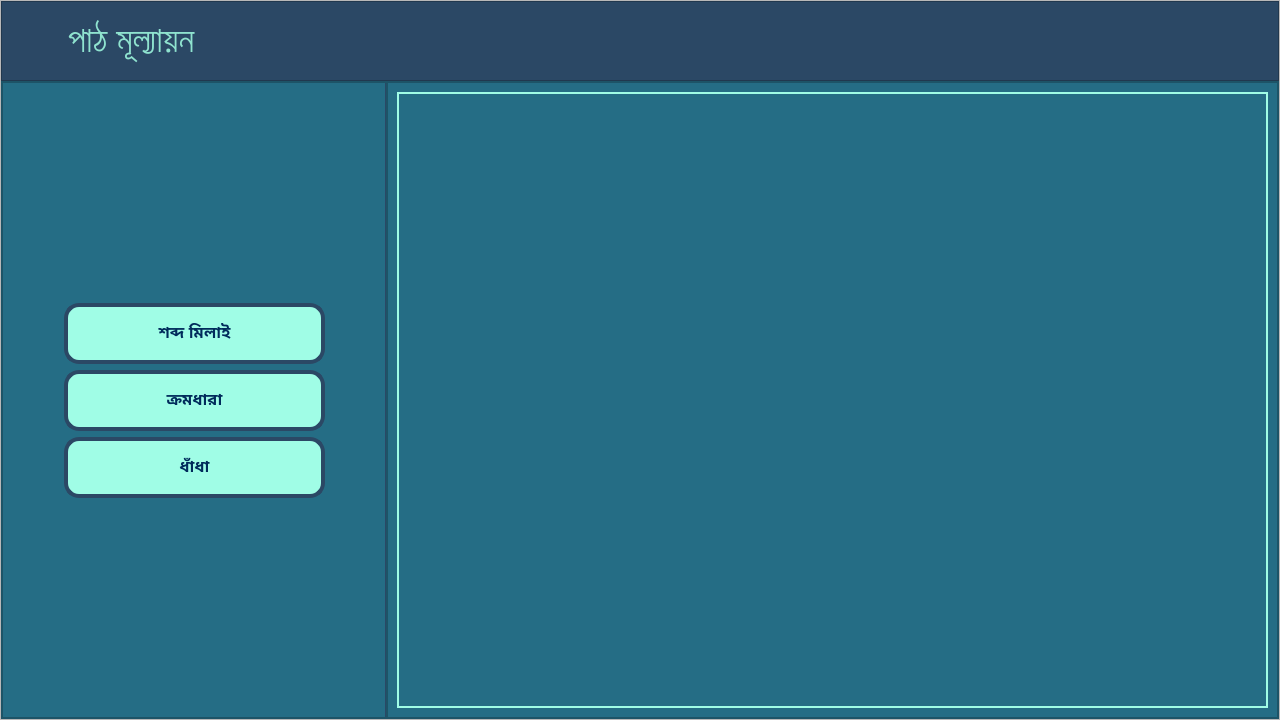
The window that EmPower/Teacher/Frontend/PyQt_UI/HomePage.ui (ahmedfahad04/SPL-2) describes before a commit, drawn with Qt 5.
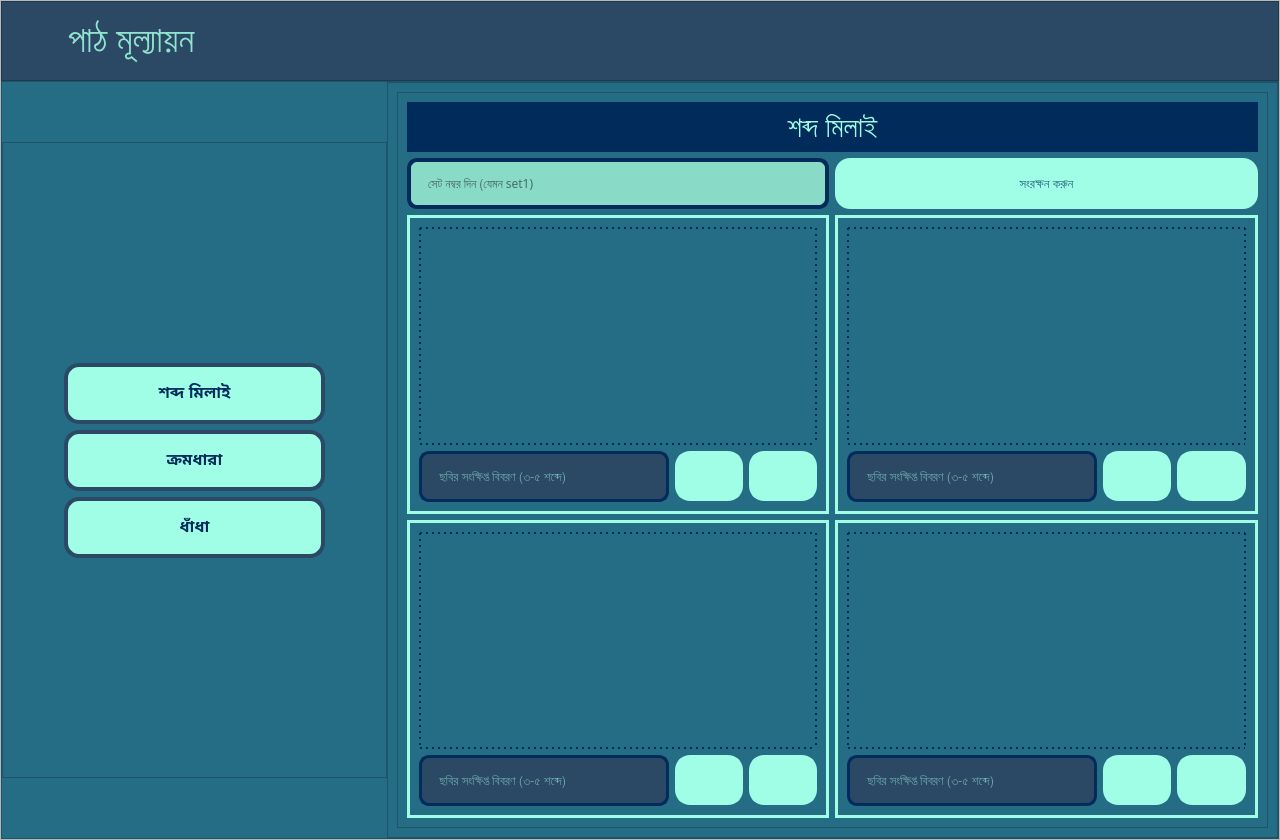
The same window after the commit. The open tabs and pages were chosen to show the change. Icons and pictures are not drawn.

Commit message: Evaluation Widget UI Done

Patch:
```diff
--- a/EmPower/Teacher/Frontend/PyQt_UI/HomePage.ui
+++ b/EmPower/Teacher/Frontend/PyQt_UI/HomePage.ui
@@ -7,7 +7,7 @@
     <x>0</x>
     <y>0</y>
     <width>1280</width>
-    <height>720</height>
+    <height>840</height>
    </rect>
   </property>
   <property name="minimumSize">
@@ -2025,7 +2025,7 @@
                  </size>
                 </property>
                 <property name="styleSheet">
-                 <string notr="true">border-right: 2px solid rgb(43, 72, 101);</string>
+                 <string notr="true"/>
                 </property>
                 <property name="frameShape">
                  <enum>QFrame::StyledPanel</enum>
@@ -2318,8 +2318,11 @@
                  <property name="bottomMargin">
                   <number>0</number>
                  </property>
-                 <item row="0" column="0">
+                 <item row="1" column="0">
                   <widget class="QStackedWidget" name="evalstackwidget">
+                   <property name="styleSheet">
+                    <string notr="true"/>
+                   </property>
                    <property name="currentIndex">
                     <number>0</number>
                    </property>
@@ -2527,7 +2530,7 @@
                      <item row="0" column="0">
                       <widget class="QFrame" name="puzzle_pic_frame">
                        <property name="styleSheet">
-                        <string notr="true">border: 2px solid rgb(160, 253, 230);</string>
+                        <string notr="true"/>
                        </property>
                        <property name="frameShape">
                         <enum>QFrame::StyledPanel</enum>
@@ -2535,6 +2538,777 @@
                        <property name="frameShadow">
                         <enum>QFrame::Raised</enum>
                        </property>
+                       <layout class="QGridLayout" name="gridLayout_22">
+                        <item row="0" column="0" colspan="2">
+                         <widget class="QLabel" name="label_10">
+                          <property name="minimumSize">
+                           <size>
+                            <width>0</width>
+                            <height>50</height>
+                           </size>
+                          </property>
+                          <property name="maximumSize">
+                           <size>
+                            <width>16777215</width>
+                            <height>50</height>
+                           </size>
+                          </property>
+                          <property name="font">
+                           <font>
+                            <pointsize>21</pointsize>
+                           </font>
+                          </property>
+                          <property name="styleSheet">
+                           <string notr="true">color: rgb(159, 251, 228);
+background-color: rgb(0, 43, 91);</string>
+                          </property>
+                          <property name="text">
+                           <string>শব্দ মিলাই</string>
+                          </property>
+                          <property name="alignment">
+                           <set>Qt::AlignCenter</set>
+                          </property>
+                         </widget>
+                        </item>
+                        <item row="1" column="0">
+                         <widget class="QLineEdit" name="task_matching_set_edit">
+                          <property name="minimumSize">
+                           <size>
+                            <width>326</width>
+                            <height>51</height>
+                           </size>
+                          </property>
+                          <property name="font">
+                           <font>
+                            <family>Hind Siliguri</family>
+                            <pointsize>9</pointsize>
+                            <weight>50</weight>
+                            <bold>false</bold>
+                           </font>
+                          </property>
+                          <property name="styleSheet">
+                           <string notr="true">background-color: rgb(137, 218, 199);
+border: 4px solid rgb(0, 43, 91);
+padding-left: 15px;
+border-radius: 10px;
+color: black;</string>
+                          </property>
+                          <property name="placeholderText">
+                           <string>সেট নম্বর দিন (যেমন set1)</string>
+                          </property>
+                         </widget>
+                        </item>
+                        <item row="1" column="1">
+                         <widget class="QPushButton" name="task_matching_save_set_btn">
+                          <property name="minimumSize">
+                           <size>
+                            <width>100</width>
+                            <height>51</height>
+                           </size>
+                          </property>
+                          <property name="font">
+                           <font>
+                            <family>Hind Siliguri Medium</family>
+                            <pointsize>10</pointsize>
+                            <weight>50</weight>
+                            <bold>false</bold>
+                           </font>
+                          </property>
+                          <property name="cursor">
+                           <cursorShape>PointingHandCursor</cursorShape>
+                          </property>
+                          <property name="styleSheet">
+                           <string notr="true">QPushButton {
+background-color: rgb(160, 253, 230);
+color:  #256D85 ;
+border-radius: 15px;
+}
+
+QPushButton::hover:!pressed {
+	
+	background-color: rgb(143, 227, 207);
+	color: #2B4865;
+
+}</string>
+                          </property>
+                          <property name="text">
+                           <string>সংরক্ষন করুন</string>
+                          </property>
+                         </widget>
+                        </item>
+                        <item row="2" column="0">
+                         <widget class="QFrame" name="frame_5">
+                          <property name="minimumSize">
+                           <size>
+                            <width>331</width>
+                            <height>280</height>
+                           </size>
+                          </property>
+                          <property name="maximumSize">
+                           <size>
+                            <width>16777215</width>
+                            <height>16777215</height>
+                           </size>
+                          </property>
+                          <property name="styleSheet">
+                           <string notr="true">border: 3px solid rgb(160, 253, 230);</string>
+                          </property>
+                          <property name="frameShape">
+                           <enum>QFrame::StyledPanel</enum>
+                          </property>
+                          <property name="frameShadow">
+                           <enum>QFrame::Raised</enum>
+                          </property>
+                          <layout class="QGridLayout" name="gridLayout_18">
+                           <item row="1" column="1">
+                            <widget class="QPushButton" name="task_matching_img_save_btn_1">
+                             <property name="minimumSize">
+                              <size>
+                               <width>50</width>
+                               <height>50</height>
+                              </size>
+                             </property>
+                             <property name="font">
+                              <font>
+                               <pointsize>18</pointsize>
+                               <weight>75</weight>
+                               <bold>true</bold>
+                              </font>
+                             </property>
+                             <property name="cursor">
+                              <cursorShape>PointingHandCursor</cursorShape>
+                             </property>
+                             <property name="styleSheet">
+                              <string notr="true">QPushButton {
+background-color: rgb(160, 253, 230);
+color:  #256D85 ;
+border-radius: 15px;
+}
+
+QPushButton::hover:!pressed {
+	
+	background-color: rgb(143, 227, 207);
+	color: #2B4865;
+
+}</string>
+                             </property>
+                             <property name="text">
+                              <string/>
+                             </property>
+                             <property name="icon">
+                              <iconset>
+                               <normaloff>../Images/add_image_2.png</normaloff>../Images/add_image_2.png</iconset>
+                             </property>
+                             <property name="iconSize">
+                              <size>
+                               <width>40</width>
+                               <height>30</height>
+                              </size>
+                             </property>
+                            </widget>
+                           </item>
+                           <item row="1" column="0">
+                            <widget class="QLineEdit" name="task_matching_img_desc_edit_1">
+                             <property name="minimumSize">
+                              <size>
+                               <width>250</width>
+                               <height>51</height>
+                              </size>
+                             </property>
+                             <property name="font">
+                              <font>
+                               <family>Hind Siliguri Medium</family>
+                               <pointsize>10</pointsize>
+                              </font>
+                             </property>
+                             <property name="styleSheet">
+                              <string notr="true">background-color:  rgb(43, 72, 101);
+border: 3px solid rgb(0, 43, 91);
+padding-left: 15px;
+border-radius: 10px;
+color: rgb(160, 253, 230);</string>
+                             </property>
+                             <property name="placeholderText">
+                              <string>ছবির সংক্ষিপ্ত বিবরণ (৩-৫ শব্দে)</string>
+                             </property>
+                            </widget>
+                           </item>
+                           <item row="1" column="2">
+                            <widget class="QPushButton" name="task_matching_img_done_btn_1">
+                             <property name="minimumSize">
+                              <size>
+                               <width>50</width>
+                               <height>50</height>
+                              </size>
+                             </property>
+                             <property name="font">
+                              <font>
+                               <pointsize>18</pointsize>
+                               <weight>75</weight>
+                               <bold>true</bold>
+                              </font>
+                             </property>
+                             <property name="cursor">
+                              <cursorShape>PointingHandCursor</cursorShape>
+                             </property>
+                             <property name="styleSheet">
+                              <string notr="true">QPushButton {
+background-color: rgb(160, 253, 230);
+color:  #256D85 ;
+border-radius: 15px;
+}
+
+QPushButton::hover:!pressed {
+	
+	background-color: rgb(143, 227, 207);
+	color: #2B4865;
+
+}</string>
+                             </property>
+                             <property name="text">
+                              <string/>
+                             </property>
+                             <property name="icon">
+                              <iconset>
+                               <normaloff>../Images/done.png</normaloff>../Images/done.png</iconset>
+                             </property>
+                            </widget>
+                           </item>
+                           <item row="0" column="0" colspan="3">
+                            <widget class="QLabel" name="task_matching_img_view_lbl_1">
+                             <property name="minimumSize">
+                              <size>
+                               <width>301</width>
+                               <height>200</height>
+                              </size>
+                             </property>
+                             <property name="font">
+                              <font>
+                               <pointsize>22</pointsize>
+                              </font>
+                             </property>
+                             <property name="styleSheet">
+                              <string notr="true">border: 2px dotted rgb(0, 43, 91);</string>
+                             </property>
+                             <property name="text">
+                              <string/>
+                             </property>
+                             <property name="pixmap">
+                              <pixmap>../Images/image_template.png</pixmap>
+                             </property>
+                             <property name="alignment">
+                              <set>Qt::AlignCenter</set>
+                             </property>
+                            </widget>
+                           </item>
+                          </layout>
+                         </widget>
+                        </item>
+                        <item row="2" column="1">
+                         <widget class="QFrame" name="frame_6">
+                          <property name="minimumSize">
+                           <size>
+                            <width>331</width>
+                            <height>280</height>
+                           </size>
+                          </property>
+                          <property name="maximumSize">
+                           <size>
+                            <width>16777215</width>
+                            <height>16777215</height>
+                           </size>
+                          </property>
+                          <property name="styleSheet">
+                           <string notr="true">border: 3px solid rgb(160, 253, 230);</string>
+                          </property>
+                          <property name="frameShape">
+                           <enum>QFrame::StyledPanel</enum>
+                          </property>
+                          <property name="frameShadow">
+                           <enum>QFrame::Raised</enum>
+                          </property>
+                          <layout class="QGridLayout" name="gridLayout_19">
+                           <item row="1" column="0">
+                            <widget class="QLineEdit" name="task_matching_img_desc_edit_2">
+                             <property name="minimumSize">
+                              <size>
+                               <width>250</width>
+                               <height>51</height>
+                              </size>
+                             </property>
+                             <property name="font">
+                              <font>
+                               <family>Hind Siliguri Medium</family>
+                               <pointsize>10</pointsize>
+                              </font>
+                             </property>
+                             <property name="styleSheet">
+                              <string notr="true">background-color:  rgb(43, 72, 101);
+border: 3px solid rgb(0, 43, 91);
+padding-left: 15px;
+border-radius: 10px;
+color: rgb(160, 253, 230);</string>
+                             </property>
+                             <property name="placeholderText">
+                              <string>ছবির সংক্ষিপ্ত বিবরণ (৩-৫ শব্দে)</string>
+                             </property>
+                            </widget>
+                           </item>
+                           <item row="1" column="1">
+                            <widget class="QPushButton" name="task_matching_img_save_btn_2">
+                             <property name="minimumSize">
+                              <size>
+                               <width>50</width>
+                               <height>50</height>
+                              </size>
+                             </property>
+                             <property name="font">
+                              <font>
+                               <pointsize>18</pointsize>
+                               <weight>75</weight>
+                               <bold>true</bold>
+                              </font>
+                             </property>
+                             <property name="cursor">
+                              <cursorShape>PointingHandCursor</cursorShape>
+                             </property>
+                             <property name="styleSheet">
+                              <string notr="true">QPushButton {
+background-color: rgb(160, 253, 230);
+color:  #256D85 ;
+border-radius: 15px;
+}
+
+QPushButton::hover:!pressed {
+	
+	background-color: rgb(143, 227, 207);
+	color: #2B4865;
+
+}</string>
+                             </property>
+                             <property name="text">
+                              <string/>
+                             </property>
+                             <property name="icon">
+                              <iconset>
+                               <normaloff>../Images/add_image_2.png</normaloff>../Images/add_image_2.png</iconset>
+                             </property>
+                             <property name="iconSize">
+                              <size>
+                               <width>30</width>
+                               <height>30</height>
+                              </size>
+                             </property>
+                            </widget>
+                           </item>
+                           <item row="1" column="2">
+                            <widget class="QPushButton" name="task_matching_img_done_btn_2">
+                             <property name="minimumSize">
+                              <size>
+                               <width>50</width>
+                               <height>50</height>
+                              </size>
+                             </property>
+                             <property name="font">
+                              <font>
+                               <pointsize>18</pointsize>
+                               <weight>75</weight>
+                               <bold>true</bold>
+                              </font>
+                             </property>
+                             <property name="cursor">
+                              <cursorShape>PointingHandCursor</cursorShape>
+                             </property>
+                             <property name="styleSheet">
+                              <string notr="true">QPushButton {
+background-color: rgb(160, 253, 230);
+color:  #256D85 ;
+border-radius: 15px;
+}
+
+QPushButton::hover:!pressed {
+	
+	background-color: rgb(143, 227, 207);
+	color: #2B4865;
+
+}</string>
+                             </property>
+                             <property name="text">
+                              <string/>
+                             </property>
+                             <property name="icon">
+                              <iconset>
+                               <normaloff>../Images/done.png</normaloff>../Images/done.png</iconset>
+                             </property>
+                            </widget>
+                           </item>
+                           <item row="0" column="0" colspan="3">
+                            <widget class="QLabel" name="task_matching_img_view_lbl_2">
+                             <property name="minimumSize">
+                              <size>
+                               <width>301</width>
+                               <height>200</height>
+                              </size>
+                             </property>
+                             <property name="font">
+                              <font>
+                               <pointsize>22</pointsize>
+                              </font>
+                             </property>
+                             <property name="styleSheet">
+                              <string notr="true">border: 2px dotted rgb(0, 43, 91);</string>
+                             </property>
+                             <property name="text">
+                              <string/>
+                             </property>
+                             <property name="pixmap">
+                              <pixmap>../Images/image_template.png</pixmap>
+                             </property>
+                             <property name="alignment">
+                              <set>Qt::AlignCenter</set>
+                             </property>
+                            </widget>
+                           </item>
+                          </layout>
+                         </widget>
+                        </item>
+                        <item row="3" column="0">
+                         <widget class="QFrame" name="frame_7">
+                          <property name="minimumSize">
+                           <size>
+                            <width>331</width>
+                            <height>280</height>
+                           </size>
+                          </property>
+                          <property name="maximumSize">
+                           <size>
+                            <width>16777215</width>
+                            <height>16777215</height>
+                           </size>
+                          </property>
+                          <property name="styleSheet">
+                           <string notr="true">border: 3px solid rgb(160, 253, 230);</string>
+                          </property>
+                          <property name="frameShape">
+                           <enum>QFrame::StyledPanel</enum>
+                          </property>
+                          <property name="frameShadow">
+                           <enum>QFrame::Raised</enum>
+                          </property>
+                          <layout class="QGridLayout" name="gridLayout_20">
+                           <item row="1" column="0">
+                            <widget class="QLineEdit" name="task_matching_img_desc_edit_3">
+                             <property name="minimumSize">
+                              <size>
+                               <width>250</width>
+                               <height>51</height>
+                              </size>
+                             </property>
+                             <property name="font">
+                              <font>
+                               <family>Hind Siliguri Medium</family>
+                               <pointsize>10</pointsize>
+                              </font>
+                             </property>
+                             <property name="styleSheet">
+                              <string notr="true">background-color:  rgb(43, 72, 101);
+border: 3px solid rgb(0, 43, 91);
+padding-left: 15px;
+border-radius: 10px;
+color: rgb(160, 253, 230);</string>
+                             </property>
+                             <property name="placeholderText">
+                              <string>ছবির সংক্ষিপ্ত বিবরণ (৩-৫ শব্দে)</string>
+                             </property>
+                            </widget>
+                           </item>
+                           <item row="1" column="1">
+                            <widget class="QPushButton" name="task_matching_img_save_btn_3">
+                             <property name="minimumSize">
+                              <size>
+                               <width>50</width>
+                               <height>50</height>
+                              </size>
+                             </property>
+                             <property name="font">
+                              <font>
+                               <pointsize>18</pointsize>
+                               <weight>75</weight>
+                               <bold>true</bold>
+                              </font>
+                             </property>
+                             <property name="cursor">
+                              <cursorShape>PointingHandCursor</cursorShape>
+                             </property>
+                             <property name="styleSheet">
+                              <string notr="true">QPushButton {
+background-color: rgb(160, 253, 230);
+color:  #256D85 ;
+border-radius: 15px;
+}
+
+QPushButton::hover:!pressed {
+	
+	background-color: rgb(143, 227, 207);
+	color: #2B4865;
+
+}</string>
+                             </property>
+                             <property name="text">
+                              <string/>
+                             </property>
+                             <property name="icon">
+                              <iconset>
+                               <normaloff>../Images/add_image_2.png</normaloff>../Images/add_image_2.png</iconset>
+                             </property>
+                             <property name="iconSize">
+                              <size>
+                               <width>30</width>
+                               <height>30</height>
+                              </size>
+                             </property>
+                            </widget>
+                           </item>
+                           <item row="1" column="2">
+                            <widget class="QPushButton" name="task_matching_img_done_btn_3">
+                             <property name="minimumSize">
+                              <size>
+                               <width>50</width>
+                               <height>50</height>
+                              </size>
+                             </property>
+                             <property name="font">
+                              <font>
+                               <pointsize>18</pointsize>
+                               <weight>75</weight>
+                               <bold>true</bold>
+                              </font>
+                             </property>
+                             <property name="cursor">
+                              <cursorShape>PointingHandCursor</cursorShape>
+                             </property>
+                             <property name="styleSheet">
+                              <string notr="true">QPushButton {
+background-color: rgb(160, 253, 230);
+color:  #256D85 ;
+border-radius: 15px;
+}
+
+QPushButton::hover:!pressed {
+	
+	background-color: rgb(143, 227, 207);
+	color: #2B4865;
+
+}</string>
+                             </property>
+                             <property name="text">
+                              <string/>
+                             </property>
+                             <property name="icon">
+                              <iconset>
+                               <normaloff>../Images/done.png</normaloff>../Images/done.png</iconset>
+                             </property>
+                            </widget>
+                           </item>
+                           <item row="0" column="0" colspan="3">
+                            <widget class="QLabel" name="task_matching_img_view_lbl_3">
+                             <property name="minimumSize">
+                              <size>
+                               <width>301</width>
+                               <height>200</height>
+                              </size>
+                             </property>
+                             <property name="font">
+                              <font>
+                               <pointsize>22</pointsize>
+                              </font>
+                             </property>
+                             <property name="styleSheet">
+                              <string notr="true">border: 2px dotted rgb(0, 43, 91);</string>
+                             </property>
+                             <property name="text">
+                              <string/>
+                             </property>
+                             <property name="pixmap">
+                              <pixmap>../Images/image_template.png</pixmap>
+                             </property>
+                             <property name="alignment">
+                              <set>Qt::AlignCenter</set>
+                             </property>
+                            </widget>
+                           </item>
+                          </layout>
+                         </widget>
+                        </item>
+                        <item row="3" column="1">
+                         <widget class="QFrame" name="frame_8">
+                          <property name="minimumSize">
+                           <size>
+                            <width>331</width>
+                            <height>280</height>
+                           </size>
+                          </property>
+                          <property name="maximumSize">
+                           <size>
+                            <width>16777215</width>
+                            <height>16777215</height>
+                           </size>
+                          </property>
+                          <property name="styleSheet">
+                           <string notr="true">border: 3px solid rgb(160, 253, 230);</string>
+                          </property>
+                          <property name="frameShape">
+                           <enum>QFrame::StyledPanel</enum>
+                          </property>
+                          <property name="frameShadow">
+                           <enum>QFrame::Raised</enum>
+                          </property>
+                          <layout class="QGridLayout" name="gridLayout_21">
+                           <item row="1" column="0">
+                            <widget class="QLineEdit" name="task_matching_img_desc_lbl_4">
+                             <property name="minimumSize">
+                              <size>
+                               <width>250</width>
+                               <height>51</height>
+                              </size>
+                             </property>
+                             <property name="font">
+                              <font>
+                               <family>Hind Siliguri Medium</family>
+                               <pointsize>10</pointsize>
+                              </font>
+                             </property>
+                             <property name="styleSheet">
+                              <string notr="true">background-color:  rgb(43, 72, 101);
+border: 3px solid rgb(0, 43, 91);
+padding-left: 15px;
+border-radius: 10px;
+color: rgb(160, 253, 230);</string>
+                             </property>
+                             <property name="placeholderText">
+                              <string>ছবির সংক্ষিপ্ত বিবরণ (৩-৫ শব্দে)</string>
+                             </property>
+                            </widget>
+                           </item>
+                           <item row="1" column="2">
+                            <widget class="QPushButton" name="task_matching_img_done_btn_4">
+                             <property name="minimumSize">
+                              <size>
+                               <width>50</width>
+                               <height>50</height>
+                              </size>
+                             </property>
+                             <property name="font">
+                              <font>
+                               <pointsize>18</pointsize>
+                               <weight>75</weight>
+                               <bold>true</bold>
+                              </font>
+                             </property>
+                             <property name="cursor">
+                              <cursorShape>PointingHandCursor</cursorShape>
+                             </property>
+                             <property name="styleSheet">
+                              <string notr="true">QPushButton {
+background-color: rgb(160, 253, 230);
+color:  #256D85 ;
+border-radius: 15px;
+}
+
+QPushButton::hover:!pressed {
+	
+	background-color: rgb(143, 227, 207);
+	color: #2B4865;
+
+}</string>
+                             </property>
+                             <property name="text">
+                              <string/>
+                             </property>
+                             <property name="icon">
+                              <iconset>
+                               <normaloff>../Images/done.png</normaloff>../Images/done.png</iconset>
+                             </property>
+                            </widget>
+                           </item>
+                           <item row="1" column="1">
+                            <widget class="QPushButton" name="task_matching_img_save_btn_4">
+                             <property name="minimumSize">
+                              <size>
+                               <width>50</width>
+                               <height>50</height>
+                              </size>
+                             </property>
+                             <property name="font">
+                              <font>
+                               <pointsize>18</pointsize>
+                               <weight>75</weight>
+                               <bold>true</bold>
+                              </font>
+                             </property>
+                             <property name="cursor">
+                              <cursorShape>PointingHandCursor</cursorShape>
+                             </property>
+                             <property name="styleSheet">
+                              <string notr="true">QPushButton {
+background-color: rgb(160, 253, 230);
+color:  #256D85 ;
+border-radius: 15px;
+}
+
+QPushButton::hover:!pressed {
+	
+	background-color: rgb(143, 227, 207);
+	color: #2B4865;
+
+}</string>
+                             </property>
+                             <property name="text">
+                              <string/>
+                             </property>
+                             <property name="icon">
+                              <iconset>
+                               <normaloff>../Images/add_image_2.png</normaloff>../Images/add_image_2.png</iconset>
+                             </property>
+                             <property name="iconSize">
+                              <size>
+                               <width>30</width>
+                               <height>30</height>
+                              </size>
+                             </property>
+                            </widget>
+                           </item>
+                           <item row="0" column="0" colspan="3">
+                            <widget class="QLabel" name="task_matching_img_view_lbl_4">
+                             <property name="minimumSize">
+                              <size>
+                               <width>301</width>
+                               <height>200</height>
+                              </size>
+                             </property>
+                             <property name="font">
+                              <font>
+                               <pointsize>22</pointsize>
+                              </font>
+                             </property>
+                             <property name="styleSheet">
+                              <string notr="true">border: 2px dotted rgb(0, 43, 91);</string>
+                             </property>
+                             <property name="text">
+                              <string/>
+                             </property>
+                             <property name="pixmap">
+                              <pixmap>../Images/image_template.png</pixmap>
+                             </property>
+                             <property name="alignment">
+                              <set>Qt::AlignCenter</set>
+                             </property>
+                            </widget>
+                           </item>
+                          </layout>
+                         </widget>
+                        </item>
+                       </layout>
                       </widget>
                      </item>
                     </layout>
```
Left out of the diff: 595 changed lines with no effect on the pictures. The commit also changes 10 other files.
